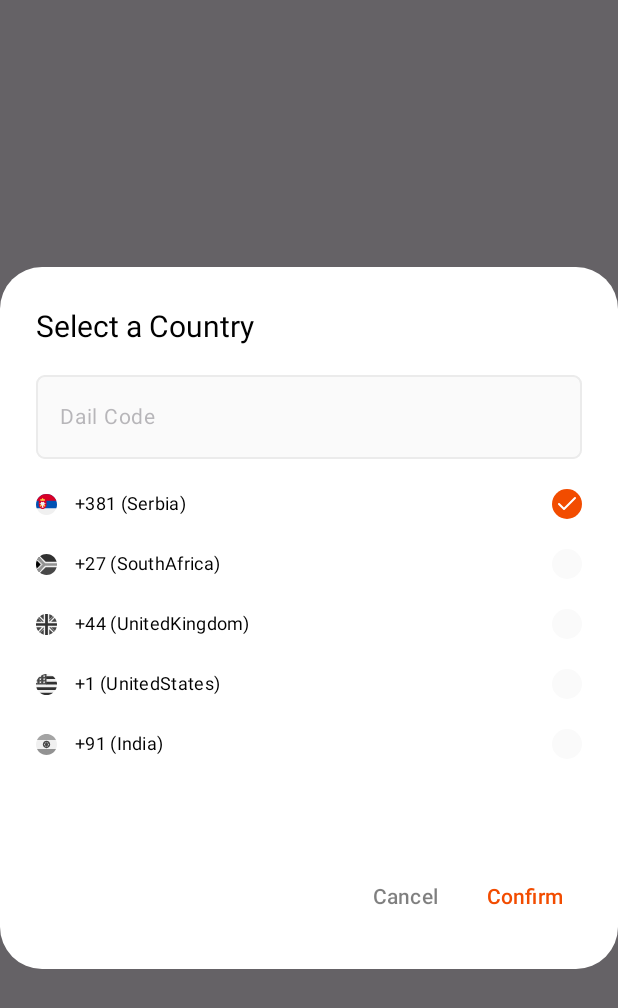
After one commit to Tyler-dev-eng/VitaForge, an Android app built with Jetpack Compose: the composable CountryPickerDialog shown on its own in the app's theme, on a phone screen of 412 x 824 dp. The commit adds this screen. Shown: the top 1008 px of the screen. Run offline under Robolectric (Android 15) with nearby library versions, the phone set to English and light mode, and no system bars; our stand-ins replace Compose Multiplatform resources; 4 statements that could not run were skipped.

Commit message:
Implementing country picker and dialog

```diff
--- /dev/null
+++ b/shared/src/commonMain/composeResources/drawable/check.xml
@@ -0,0 +1,13 @@
+<vector xmlns:android="http://schemas.android.com/apk/res/android"
+    android:width="14dp"
+    android:height="14dp"
+    android:viewportWidth="14"
+    android:viewportHeight="14">
+  <path
+      android:pathData="M11.667,3.5L5.25,9.917L2.333,7"
+      android:strokeLineJoin="round"
+      android:strokeWidth="1.16667"
+      android:fillColor="#00000000"
+      android:strokeColor="#ffffff"
+      android:strokeLineCap="round"/>
+</vector>
--- a/shared/src/commonMain/kotlin/com/tylerdev/vitaforge/shared/Resources.kt
+++ b/shared/src/commonMain/kotlin/com/tylerdev/vitaforge/shared/Resources.kt
@@ -10,6 +10,7 @@ import vitaforge.shared.generated.resources.camera
 import vitaforge.shared.generated.resources.cart
 import vitaforge.shared.generated.resources.cash
 import vitaforge.shared.generated.resources.categories
+import vitaforge.shared.generated.resources.check
 import vitaforge.shared.generated.resources.check_mark
 import vitaforge.shared.generated.resources.chevron_right
 import vitaforge.shared.generated.resources.close
@@ -68,6 +69,7 @@ object Resources {
         val Cart = Res.drawable.cart
         val Cash = Res.drawable.cash
         val Categories = Res.drawable.categories
+        val Check = Res.drawable.check
         val ChevronRight = Res.drawable.chevron_right
         val Close = Res.drawable.close
         val ContactUs = Res.drawable.contactus
--- /dev/null
+++ b/shared/src/commonMain/kotlin/com/tylerdev/vitaforge/shared/components/dialog/CountryPickerDialog.kt
@@ -0,0 +1,239 @@
+package com.tylerdev.vitaforge.shared.components.dialog
+
+import androidx.compose.animation.AnimatedVisibility
+import androidx.compose.animation.animateColorAsState
+import androidx.compose.animation.core.Animatable
+import androidx.compose.foundation.Image
+import androidx.compose.foundation.background
+import androidx.compose.foundation.clickable
+import androidx.compose.foundation.layout.Arrangement
+import androidx.compose.foundation.layout.Box
+import androidx.compose.foundation.layout.Column
+import androidx.compose.foundation.layout.Row
+import androidx.compose.foundation.layout.Spacer
+import androidx.compose.foundation.layout.fillMaxWidth
+import androidx.compose.foundation.layout.height
+import androidx.compose.foundation.layout.padding
+import androidx.compose.foundation.layout.size
+import androidx.compose.foundation.layout.width
+import androidx.compose.foundation.lazy.LazyColumn
+import androidx.compose.foundation.lazy.items
+import androidx.compose.foundation.shape.CircleShape
+import androidx.compose.material3.AlertDialog
+import androidx.compose.material3.ButtonDefaults
+import androidx.compose.material3.Icon
+import androidx.compose.material3.Text
+import androidx.compose.material3.TextButton
+import androidx.compose.runtime.Composable
+import androidx.compose.runtime.LaunchedEffect
+import androidx.compose.runtime.getValue
+import androidx.compose.runtime.mutableStateOf
+import androidx.compose.runtime.remember
+import androidx.compose.runtime.setValue
+import androidx.compose.ui.Alignment
+import androidx.compose.ui.Modifier
+import androidx.compose.ui.draw.clip
+import androidx.compose.ui.graphics.Color
+import androidx.compose.ui.graphics.ColorFilter
+import androidx.compose.ui.graphics.ColorMatrix
+import androidx.compose.ui.text.font.FontWeight
+import androidx.compose.ui.text.style.TextOverflow
+import androidx.compose.ui.text.toLowerCase
+import androidx.compose.ui.unit.dp
+import com.tylerdev.vitaforge.shared.Alpha
+import com.tylerdev.vitaforge.shared.FontSize
+import com.tylerdev.vitaforge.shared.IconWhite
+import com.tylerdev.vitaforge.shared.Resources
+import com.tylerdev.vitaforge.shared.Surface
+import com.tylerdev.vitaforge.shared.SurfaceLighter
+import com.tylerdev.vitaforge.shared.SurfaceSecondary
+import com.tylerdev.vitaforge.shared.TextPrimary
+import com.tylerdev.vitaforge.shared.TextSecondary
+import com.tylerdev.vitaforge.shared.components.CustomTextField
+import com.tylerdev.vitaforge.shared.domain.Country
+import org.jetbrains.compose.resources.painterResource
+
+@Composable
+fun CountryPickerDialog(
+    modifier: Modifier = Modifier,
+    country: Country,
+    onDismiss: () -> Unit,
+    onConfirm: (Country) -> Unit,
+) {
+    var selectedCountry by remember(country) { mutableStateOf(country) }
+    val allCountries = remember { Country.entries.toList() }
+    val filteredCountries = remember { mutableListOf<Country>().apply { addAll(allCountries) } }
+    var searchQuery by remember { mutableStateOf("") }
+
+    AlertDialog(
+        containerColor = Surface,
+        title = {
+            Text(
+                text = "Select a Country",
+                fontSize = FontSize.EXTRA_MEDIUM,
+                color = TextPrimary,
+            )
+        },
+        text = {
+            Column(
+                modifier =
+                    Modifier
+                        .height(300.dp)
+                        .fillMaxWidth(),
+            ) {
+                CustomTextField(
+                    value = searchQuery,
+                    onValueChange = { query ->
+                        searchQuery = query
+                        if (searchQuery.isNotBlank()) {
+                            val filtered = allCountries.filterByCountry(query)
+                            filteredCountries.clear()
+                            filteredCountries.addAll(filtered)
+                        } else {
+                            filteredCountries.clear()
+                            filteredCountries.addAll(allCountries)
+                        }
+                    },
+                    placeholder = "Dail Code",
+                )
+                Spacer(modifier = Modifier.height(12.dp))
+                LazyColumn(
+                    modifier = Modifier.weight(1f),
+                    verticalArrangement = Arrangement.spacedBy(4.dp),
+                ) {
+                    items(
+                        items = filteredCountries,
+                        key = { it.ordinal },
+                    ) {
+                        CountryPicker(
+                            country = it,
+                            isSelected = it == selectedCountry,
+                            onSelect = { selectedCountry = it },
+                        )
+                    }
+                }
+            }
+        },
+        onDismissRequest = onDismiss,
+        confirmButton = {
+            TextButton(
+                onClick = { onConfirm(selectedCountry) },
+                colors =
+                    ButtonDefaults.textButtonColors(
+                        containerColor = Color.Transparent,
+                        contentColor = TextSecondary,
+                    ),
+            ) {
+                Text(
+                    text = "Confirm",
+                    fontSize = FontSize.REGULAR,
+                    fontWeight = FontWeight.Medium,
+                )
+            }
+        },
+        dismissButton = {
+            TextButton(
+                onClick = onDismiss,
+                colors =
+                    ButtonDefaults.textButtonColors(
+                        containerColor = Color.Transparent,
+                        contentColor = TextPrimary.copy(alpha = Alpha.HALF),
+                    ),
+            ) {
+                Text(
+                    text = "Cancel",
+                    fontSize = FontSize.REGULAR,
+                    fontWeight = FontWeight.Medium,
+                )
+            }
+        },
+    )
+}
+
+@Composable
+private fun CountryPicker(
+    modifier: Modifier = Modifier,
+    country: Country,
+    isSelected: Boolean,
+    onSelect: () -> Unit,
+) {
+    val saturation = remember { Animatable(if (isSelected) 1f else 0f) }
+
+    LaunchedEffect(isSelected) {
+        saturation.animateTo(if (isSelected) 1f else 0f)
+    }
+
+    val colourMatrix =
+        remember(saturation.value) {
+            ColorMatrix().apply {
+                setToSaturation(saturation.value)
+            }
+        }
+
+    Row(
+        modifier =
+            modifier
+                .fillMaxWidth()
+                .clickable { onSelect() }
+                .padding(vertical = 8.dp),
+        verticalAlignment = Alignment.CenterVertically,
+    ) {
+        Image(
+            modifier = Modifier.size(14.dp),
+            painter = painterResource(country.flag),
+            contentDescription = "Country Flag",
+            colorFilter = ColorFilter.colorMatrix(colourMatrix),
+        )
+        Spacer(modifier = Modifier.width(12.dp))
+        Text(
+            modifier = Modifier.weight(1f),
+            text = "+${country.dialCode} (${country.name})",
+            fontSize = FontSize.SMALL,
+            color = TextPrimary,
+            maxLines = 1,
+            overflow = TextOverflow.Ellipsis,
+        )
+        Selector(isSelected = isSelected)
+    }
+}
+
+@Composable
+private fun Selector(
+    modifier: Modifier = Modifier,
+    isSelected: Boolean = false,
+) {
+    val animatedBackground by animateColorAsState(
+        targetValue = if (isSelected) SurfaceSecondary else SurfaceLighter,
+    )
+
+    Box(
+        modifier =
+            modifier
+                .size(20.dp)
+                .clip(CircleShape)
+                .background(animatedBackground),
+        contentAlignment = Alignment.Center,
+    ) {
+        AnimatedVisibility(
+            visible = isSelected,
+        ) {
+            Icon(
+                modifier = modifier.size(16.dp),
+                painter = painterResource(Resources.Icon.Check),
+                contentDescription = null,
+                tint = IconWhite,
+            )
+        }
+    }
+}
+
+fun List<Country>.filterByCountry(query: String): List<Country> {
+    val queryLower = query.lowercase()
+    val queryInt = query.toIntOrNull()
+
+    return this.filter {
+        it.name.lowercase().contains(queryLower) ||
+            it.name.lowercase().contains(queryLower) ||
+            (queryInt != null && it.dialCode == queryInt)
+    }
+}
```
Also changed, not shown: feature/profile/src/commonMain/kotlin/com/vitaforge/profile/ProfileScreen.kt (+16 -0 lines), shared/src/commonMain/kotlin/com/tylerdev/vitaforge/shared/components/ProfileForm.kt (+7 -0 lines), shared/src/commonMain/kotlin/com/tylerdev/vitaforge/shared/domain/Country.kt (added, +36 -0 lines).
